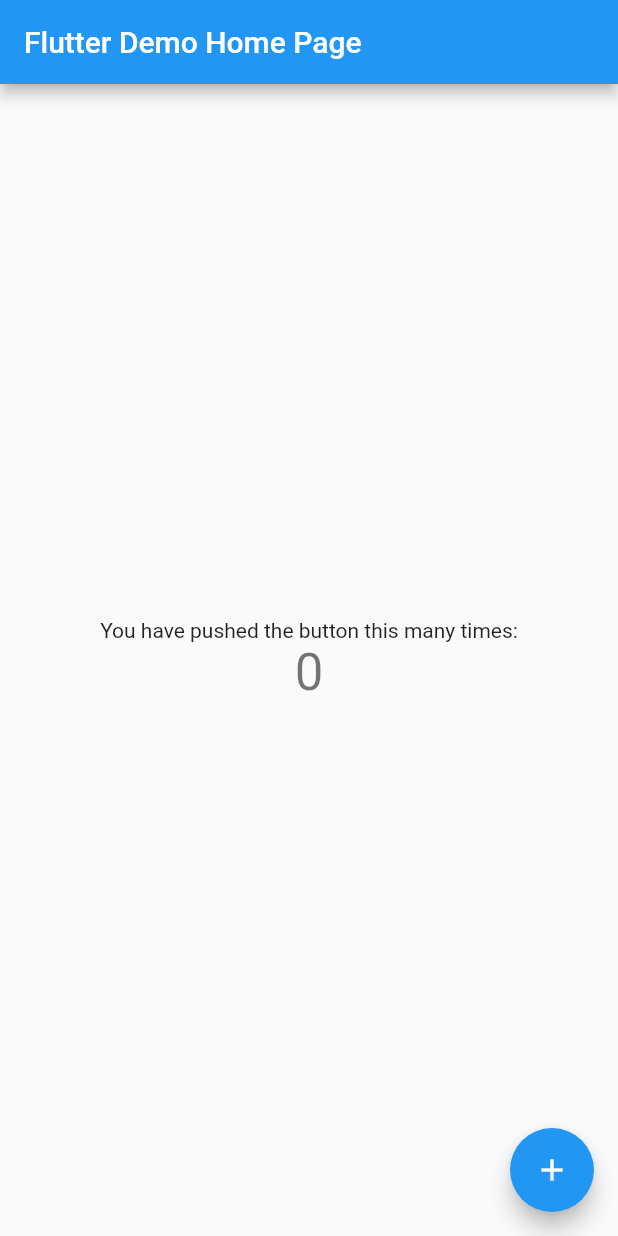
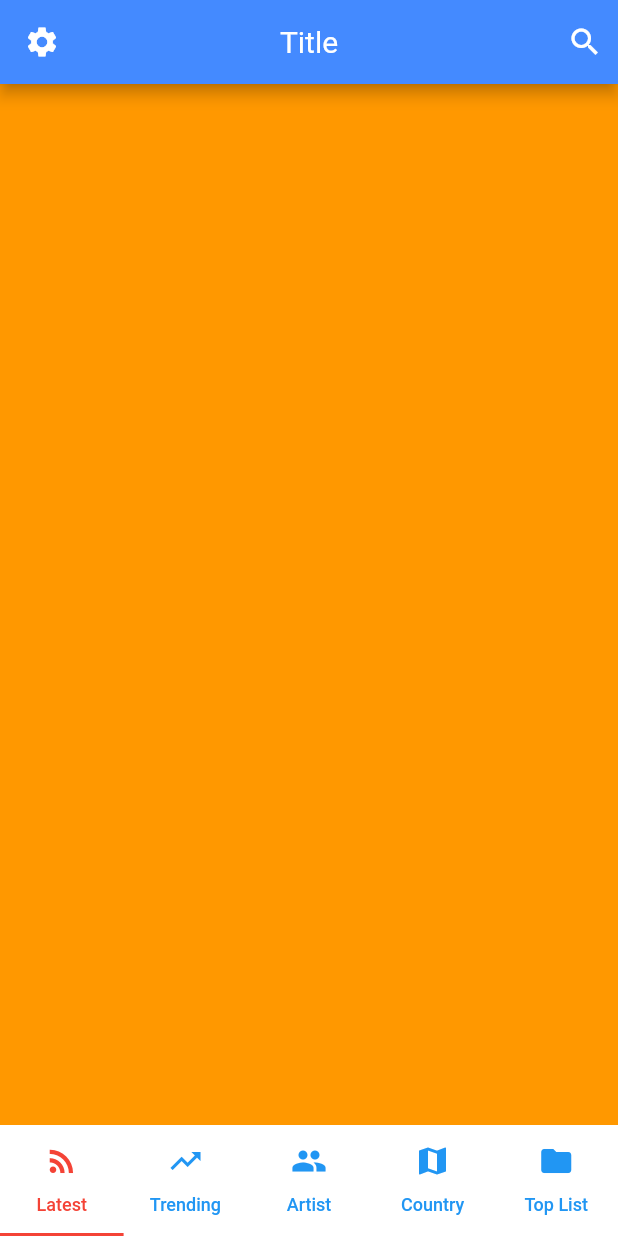
Before and after one commit to hien25661/Free-Music-Video-Movie, a Flutter app: the screen it shows after launch, on a phone screen of 412 x 824 dp. Run offline on Flutter 3.47's test engine with Material 2 defaults, Android fonts, the phone set to English and light mode, and no system bars.

Commit message:
init source code

```diff
--- a/free_music_video_tvshow/lib/main.dart
+++ b/free_music_video_tvshow/lib/main.dart
@@ -1,4 +1,6 @@
 import 'package:flutter/material.dart';
+import 'package:free_music_video_tvshow/screens/home_screen.dart';
+import 'package:free_music_video_tvshow/theme/style.dart';
 
 void main() => runApp(MyApp());
 
@@ -8,104 +10,8 @@ class MyApp extends StatelessWidget {
   Widget build(BuildContext context) {
     return MaterialApp(
       title: 'Flutter Demo',
-      theme: ThemeData(
-        // This is the theme of your application.
-        //
-        // Try running your application with "flutter run". You'll see the
-        // application has a blue toolbar. Then, without quitting the app, try
-        // changing the primarySwatch below to Colors.green and then invoke
-        // "hot reload" (press "r" in the console where you ran "flutter run",
-        // or simply save your changes to "hot reload" in a Flutter IDE).
-        // Notice that the counter didn't reset back to zero; the application
-        // is not restarted.
-        primarySwatch: Colors.blue,
-      ),
+      theme: appTheme(),
       home: MyHomePage(title: 'Flutter Demo Home Page'),
     );
   }
 }
-
-class MyHomePage extends StatefulWidget {
-  MyHomePage({Key key, this.title}) : super(key: key);
-
-  // This widget is the home page of your application. It is stateful, meaning
-  // that it has a State object (defined below) that contains fields that affect
-  // how it looks.
-
-  // This class is the configuration for the state. It holds the values (in this
-  // case the title) provided by the parent (in this case the App widget) and
-  // used by the build method of the State. Fields in a Widget subclass are
-  // always marked "final".
-
-  final String title;
-
-  @override
-  _MyHomePageState createState() => _MyHomePageState();
-}
-
-class _MyHomePageState extends State<MyHomePage> {
-  int _counter = 0;
-
-  void _incrementCounter() {
-    setState(() {
-      // This call to setState tells the Flutter framework that something has
-      // changed in this State, which causes it to rerun the build method below
-      // so that the display can reflect the updated values. If we changed
-      // _counter without calling setState(), then the build method would not be
-      // called again, and so nothing would appear to happen.
-      _counter++;
-    });
-  }
-
-  @override
-  Widget build(BuildContext context) {
-    // This method is rerun every time setState is called, for instance as done
-    // by the _incrementCounter method above.
-    //
-    // The Flutter framework has been optimized to make rerunning build methods
-    // fast, so that you can just rebuild anything that needs updating rather
-    // than having to individually change instances of widgets.
-    return Scaffold(
-      appBar: AppBar(
-        // Here we take the value from the MyHomePage object that was created by
-        // the App.build method, and use it to set our appbar title.
-        title: Text(widget.title),
-      ),
-      body: Center(
-        // Center is a layout widget. It takes a single child and positions it
-        // in the middle of the parent.
-        child: Column(
-          // Column is also layout widget. It takes a list of children and
-          // arranges them vertically. By default, it sizes itself to fit its
-          // children horizontally, and tries to be as tall as its parent.
-          //
-          // Invoke "debug painting" (press "p" in the console, choose the
-          // "Toggle Debug Paint" action from the Flutter Inspector in Android
-          // Studio, or the "Toggle Debug Paint" command in Visual Studio Code)
-          // to see the wireframe for each widget.
-          //
-          // Column has various properties to control how it sizes itself and
-          // how it positions its children. Here we use mainAxisAlignment to
-          // center the children vertically; the main axis here is the vertical
-          // axis because Columns are vertical (the cross axis would be
-          // horizontal).
-          mainAxisAlignment: MainAxisAlignment.center,
-          children: <Widget>[
-            Text(
-              'You have pushed the button this many times:',
-            ),
-            Text(
-              '$_counter',
-              style: Theme.of(context).textTheme.display1,
-            ),
-          ],
-        ),
-      ),
-      floatingActionButton: FloatingActionButton(
-        onPressed: _incrementCounter,
-        tooltip: 'Increment',
-        child: Icon(Icons.add),
-      ), // This trailing comma makes auto-formatting nicer for build methods.
-    );
-  }
-}
--- /dev/null
+++ b/free_music_video_tvshow/lib/screens/home_screen.dart
@@ -0,0 +1,84 @@
+import 'package:flutter/material.dart';
+
+class MyHomePage extends StatefulWidget {
+  MyHomePage({Key key, this.title}) : super(key: key);
+  final String title;
+
+  @override
+  _MyHomePageState createState() => _MyHomePageState();
+}
+
+class _MyHomePageState extends State<MyHomePage> {
+  @override
+  Widget build(BuildContext context) {
+    var tabBarView = TabBarView(children: [
+      Container(color: Colors.orange),
+      Container(color: Colors.lightGreen),
+      Container(color: Colors.red),
+      Container(color: Colors.yellow),
+      Container(color: Colors.black38),
+    ]);
+
+    var header = AppBar(
+      centerTitle: true,
+      title: Text("Title"),
+      textTheme:
+          TextTheme(title: TextStyle(fontSize: 20.0, color: Colors.white)),
+      backgroundColor: Colors.blueAccent,
+      leading: GestureDetector(
+        onTap: () {
+          print("Setting Page");
+        },
+        child: Icon(
+          Icons.settings,
+          color: Colors.white,
+        ),
+      ),
+      actions: <Widget>[
+        GestureDetector(
+            onTap: () {
+              print("Search Page");
+            },
+            child: Padding(
+              padding: EdgeInsets.all(10.0),
+              child: Icon(Icons.search, color: Colors.white),
+            ))
+      ],
+    );
+    return DefaultTabController(
+        length: 5,
+        child: Scaffold(
+          appBar: header,
+          body: tabBarView,
+          bottomNavigationBar: new TabBar(
+            tabs: [
+              Tab(
+                icon: new Icon(Icons.rss_feed),
+                text: "Latest",
+              ),
+              Tab(
+                icon: new Icon(Icons.trending_up),
+                text: "Trending",
+              ),
+              Tab(
+                icon: new Icon(Icons.people),
+                text: "Artist",
+              ),
+              Tab(
+                icon: new Icon(Icons.map),
+                text: "Country",
+              ),
+              Tab(
+                icon: new Icon(Icons.folder),
+                text: "Top List",
+              )
+            ],
+            labelColor: Colors.red,
+            unselectedLabelColor: Colors.blue,
+            indicatorSize: TabBarIndicatorSize.tab,
+            indicatorColor: Colors.red,
+            labelStyle: TextStyle(fontSize: 12.0),
+          ),
+        ));
+  }
+}
--- /dev/null
+++ b/free_music_video_tvshow/lib/theme/style.dart
@@ -0,0 +1,13 @@
+import 'package:flutter/material.dart';
+
+ThemeData appTheme() {
+  return ThemeData(
+    primaryColor: Colors.white,
+    accentColor: Colors.orange,
+    hintColor: Colors.white,
+    dividerColor: Colors.white,
+    buttonColor: Colors.white,
+    scaffoldBackgroundColor: Colors.white,
+    canvasColor: Colors.white,
+  );
+}
--- a/free_music_video_tvshow/pubspec.yaml
+++ b/free_music_video_tvshow/pubspec.yaml
@@ -23,6 +23,11 @@ dependencies:
   # The following adds the Cupertino Icons font to your application.
   # Use with the CupertinoIcons class for iOS style icons.
   cupertino_icons: ^0.1.2
+  rxdart: ^0.18.0
+  http: ^0.12.0+1
+  dio: 2.1.2
+  sqflite: any
+  path_provider: any
 
 dev_dependencies:
   flutter_test:
```
Also changed, not shown: 2 other files.
